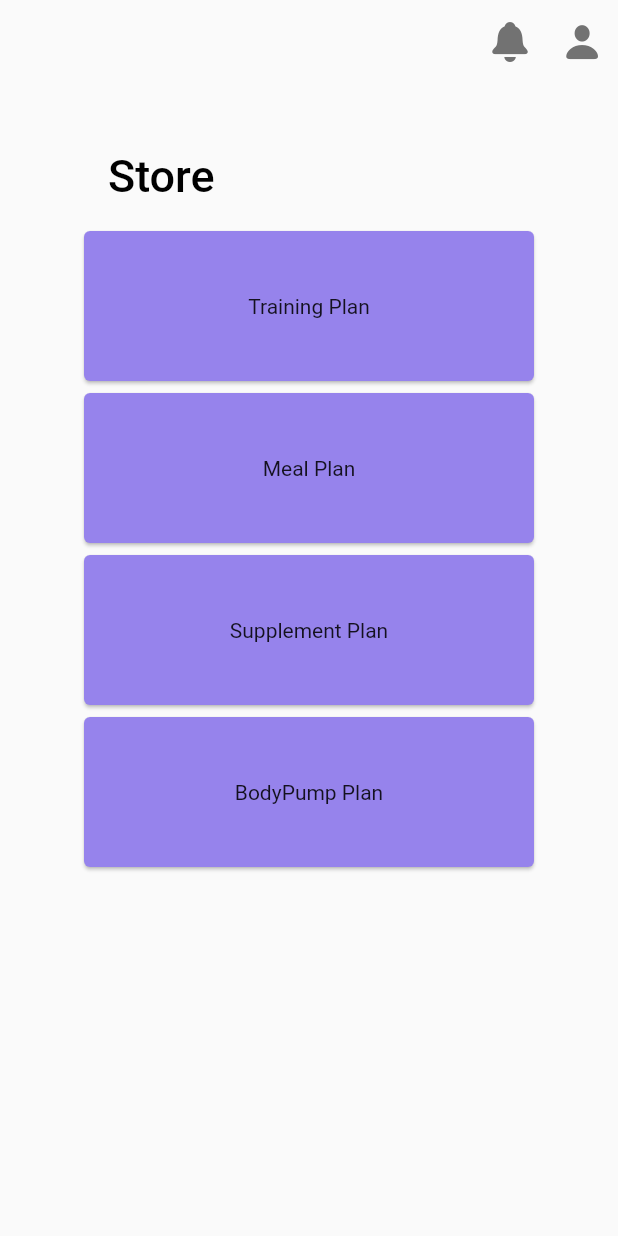
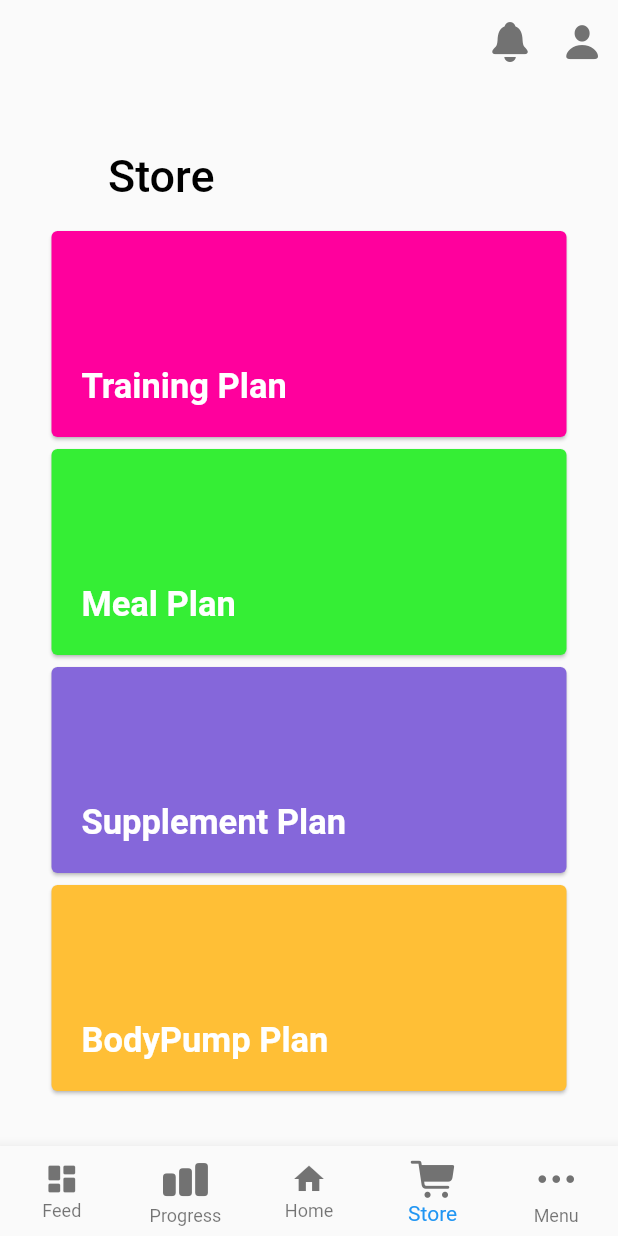
Before and after one commit to seaanmarina/marina_fuentes_fererero, a Flutter app: the screen it shows after launch, on a phone screen of 412 x 824 dp. Run offline on Flutter 3.47's test engine with Material 2 defaults, Android fonts, the phone set to English and light mode, and no system bars; our stand-ins replace get.

Commit message:
Colores en StoreScreen

```diff
--- a/lib/controllers/StoreController.dart
+++ b/lib/controllers/StoreController.dart
@@ -1,7 +1,14 @@
+import 'package:flutter/material.dart';
 import 'package:get/get.dart';
 
 class StoreController extends GetxController {
   final name = 'Store'.obs;
   final tiposDeClases =
       ['Training Plan', 'Meal Plan', 'Supplement Plan', 'BodyPump Plan'].obs;
+  final colores = [
+    Color.fromRGBO(255, 0, 157, 1),
+    Color.fromRGBO(53, 238, 53, 1),
+    Color.fromRGBO(133, 103, 218, 1),
+    Color.fromRGBO(255, 191, 54, 1)
+  ].obs;
 }
--- /dev/null
+++ b/lib/controllers/TabBarController.dart
@@ -0,0 +1,5 @@
+import 'package:get/get.dart';
+
+class TabBarController extends GetxController {
+  var tabIndex = 3.obs;
+}
--- a/lib/main.dart
+++ b/lib/main.dart
@@ -1,4 +1,6 @@
 import 'package:flutter/material.dart';
+import 'package:get/get.dart';
+import 'package:marina_fuentes_fererero/screens/TabBarScreen.dart';
 import 'package:marina_fuentes_fererero/widgets/MyCart.dart';
 import 'package:marina_fuentes_fererero/screens/StoreScreen.dart';
 
@@ -12,6 +14,6 @@ class MyApp extends StatelessWidget {
   // This widget is the root of your application.
   @override
   Widget build(BuildContext context) {
-    return MaterialApp(home: StoreScreen());
+    return GetMaterialApp(home: TabBarScreen());
   }
 }
--- /dev/null
+++ b/lib/screens/OtherScreen.dart
@@ -0,0 +1,14 @@
+import 'package:flutter/material.dart';
+
+class OtherScreen extends StatelessWidget {
+  const OtherScreen({super.key});
+
+  @override
+  Widget build(BuildContext context) {
+    return Scaffold(
+      body: Center(
+        child: Text("Other Screen"),
+      ),
+    );
+  }
+}
--- a/lib/screens/StoreScreen.dart
+++ b/lib/screens/StoreScreen.dart
@@ -46,13 +46,24 @@ class StoreScreen extends StatelessWidget {
             (BuildContext context, int index) {
               return Center(
                 child: Card(
-                  color: Color.fromRGBO(150, 131, 236, 1),
+                  color: storeController.colores[index],
                   child: SizedBox(
-                    width: 300,
-                    height: 100,
-                    child: Center(
+                    width: MediaQuery.of(context).size.width / 1.2,
+                    height: MediaQuery.of(context).size.height / 6,
+                    child: Padding(
+                      padding: const EdgeInsets.all(20),
+                      child: Align(
+                        alignment: Alignment.bottomLeft,
                         child: Text(
-                            storeController.tiposDeClases[index].toString())),
+                          storeController.tiposDeClases[index].toString(),
+                          style: TextStyle(
+                            color: Color.fromRGBO(255, 255, 255, 1),
+                            fontWeight: FontWeight.bold,
+                            fontSize: 23,
+                          ),
+                        ),
+                      ),
+                    ),
                   ),
                 ),
               );
--- /dev/null
+++ b/lib/screens/TabBarScreen.dart
@@ -0,0 +1,70 @@
+import 'package:flutter/material.dart';
+
+import 'package:get/get.dart';
+import 'package:marina_fuentes_fererero/controllers/TabBarController.dart';
+import 'package:marina_fuentes_fererero/screens/OtherScreen.dart';
+import 'package:marina_fuentes_fererero/screens/StoreScreen.dart';
+import 'package:flutter/cupertino.dart';
+
+class TabBarScreen extends StatelessWidget {
+  final controller = Get.put(TabBarController());
+
+  @override
+  Widget build(BuildContext context) {
+    return Scaffold(
+      body: Obx(
+        () => IndexedStack(
+          index: controller.tabIndex.value,
+          children: [
+            OtherScreen(),
+            OtherScreen(),
+            OtherScreen(),
+            StoreScreen(),
+            OtherScreen()
+          ],
+        ),
+      ),
+      bottomNavigationBar: Obx(
+        () => BottomNavigationBar(
+          type: BottomNavigationBarType.fixed,
+          currentIndex: controller.tabIndex.value,
+          onTap: (index) => controller.tabIndex.value = index,
+          items: const <BottomNavigationBarItem>[
+            BottomNavigationBarItem(
+              icon: Icon(Icons.dashboard_rounded),
+              label: 'Feed',
+            ),
+            BottomNavigationBarItem(
+              icon: Icon(
+                CupertinoIcons.chart_bar_fill,
+                color: Color.fromARGB(255, 114, 114, 114),
+                size: 30.0,
+              ),
+              label: 'Progress',
+            ),
+            BottomNavigationBarItem(
+              icon: Icon(Icons.home),
+              label: 'Home',
+            ),
+            BottomNavigationBarItem(
+              icon: Icon(
+                CupertinoIcons.cart_fill,
+                color: Color.fromARGB(255, 114, 114, 114),
+                size: 30.0,
+              ),
+              label: 'Store',
+            ),
+            BottomNavigationBarItem(
+              icon: Icon(
+                CupertinoIcons.ellipsis,
+                color: Color.fromARGB(255, 114, 114, 114),
+                size: 30.0,
+              ),
+              label: 'Menu',
+            ),
+          ],
+        ),
+      ),
+    );
+  }
+}
```
